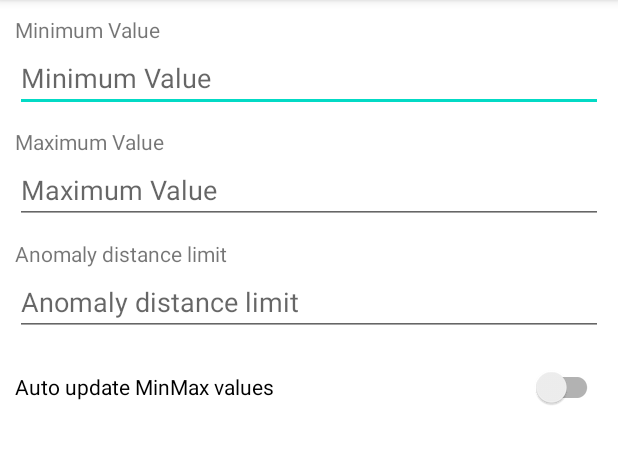
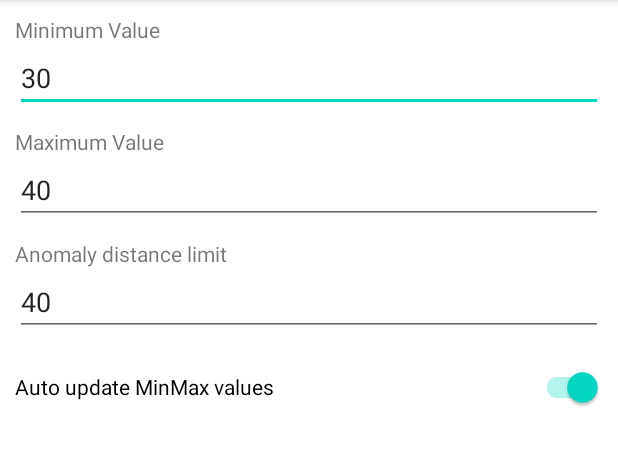
Before and after one commit to moonblade/Water-level-indicator, an Android app: the SettingsActivity screen opened directly, with no data from a screen before it, on a phone screen of 412 x 824 dp, the part 84-550 px from its top. Run offline under Robolectric (Android 15) with nearby library versions, the phone set to English and light mode, and no system bars; our stand-ins replace Firebase (no records; nobody signed in at launch, a user with empty details on screens opened directly).

Commit message:
Auto updating settings activity

```diff
--- a/app/src/main/AndroidManifest.xml
+++ b/app/src/main/AndroidManifest.xml
@@ -9,10 +9,7 @@
         android:roundIcon="@mipmap/ic_launcher_round"
         android:supportsRtl="true"
         android:theme="@style/Theme.WaterLevelIndicator">
-        <activity
-            android:name=".Configuration"
-            android:label="@string/title_activity_configuration"></activity>
-        <activity android:name=".SettingsActivity" />
+        <activity android:name=".Settings.SettingsActivity" />
         <activity android:name=".MainActivity">
             <intent-filter>
                 <action android:name="android.intent.action.MAIN" />
--- a/app/src/main/java/io/github/moonblade/waterlevelindicator/Settings.kt
+++ b/app/src/main/java/io/github/moonblade/waterlevelindicator/Settings/Settings.kt
@@ -1,36 +1,44 @@
-package io.github.moonblade.waterlevelindicator
+package io.github.moonblade.waterlevelindicator.Settings
 
+import android.util.Log
 import com.google.firebase.database.DataSnapshot
 import com.google.firebase.database.DatabaseError
 import com.google.firebase.database.ValueEventListener
 import com.google.firebase.database.ktx.getValue
+import io.github.moonblade.waterlevelindicator.DataBase
 
 class Settings {
+    private var listener: SettingsChangeListener? = null
     var minimumValue = 30
     set(value) {
         field = value
-        DataBase.instance()?.updateSettingInt("minimumValue", value)
+        DataBase.instance()
+            ?.updateSettingInt("minimumValue", value)
     }
 
     var maximumValue = 40
     set(value) {
         field = value
-        DataBase.instance()?.updateSettingInt("maximumValue", value)
+        DataBase.instance()
+            ?.updateSettingInt("maximumValue", value)
     }
 
     var autoUpdateMinMax = true
     set(value) {
         field = value
-        DataBase.instance()?.updateSettingInt("autoUpdateMinMax", if(value) 1 else 0)
+        DataBase.instance()
+            ?.updateSettingInt("autoUpdateMinMax", if(value) 1 else 0)
     }
 
     var anomalyDistanceLimit = 20
     set(value) {
         field = value
-        DataBase.instance()?.updateSettingInt("anomalyDistanceLimit", value)
+        DataBase.instance()
+            ?.updateSettingInt("anomalyDistanceLimit", value)
     }
 
     fun updateFields(hashMap: HashMap<String, Int>) {
+        Log.d("waterLevel", "Settings: " + hashMap.toString())
         val _minimumValue = hashMap?.get("minimumValue")
         if (_minimumValue != null && _minimumValue != minimumValue) {
             minimumValue = _minimumValue
@@ -51,6 +59,8 @@ class Settings {
         if (_anomalyDistanceLimit != null && _anomalyDistanceLimit != anomalyDistanceLimit) {
             anomalyDistanceLimit = _anomalyDistanceLimit
         }
+
+        listener!!.settingsChanged()
     }
 
     init {
@@ -66,4 +76,8 @@ class Settings {
 
         })
     }
+
+    public fun setOnChangeListener(listener: SettingsChangeListener) {
+        this.listener = listener
+    }
 }
--- /dev/null
+++ b/app/src/main/java/io/github/moonblade/waterlevelindicator/Settings/SettingsActivity.kt
@@ -0,0 +1,51 @@
+package io.github.moonblade.waterlevelindicator.Settings
+
+import androidx.appcompat.app.AppCompatActivity
+import android.os.Bundle
+import android.widget.EditText
+import androidx.appcompat.widget.SwitchCompat
+import io.github.moonblade.waterlevelindicator.R
+
+class SettingsActivity : AppCompatActivity() {
+    private var autoUpdate: SwitchCompat? = null
+    private var anomalyDistance: EditText? = null
+    private var maxVal: EditText? = null
+    private var minVal: EditText? = null
+    private lateinit var settings: Settings
+
+    override fun onCreate(savedInstanceState: Bundle?) {
+        super.onCreate(savedInstanceState)
+        setContentView(R.layout.activity_settings)
+        connect()
+        initialise()
+        setListeners()
+    }
+
+    private fun setListeners() {
+        settings.setOnChangeListener(object:
+            SettingsChangeListener {
+            override fun settingsChanged() {
+                setValues()
+            }
+        })
+    }
+
+    private fun connect() {
+        minVal = findViewById<EditText>(R.id.minValue)
+        maxVal = findViewById<EditText>(R.id.maxValue)
+        anomalyDistance = findViewById<EditText>(R.id.anomalyDistance)
+        autoUpdate = findViewById<SwitchCompat>(R.id.autoUpdateToggle)
+    }
+
+    private fun initialise() {
+        settings = Settings();
+        setValues()
+    }
+
+    private  fun setValues() {
+        minVal?.setText(settings.minimumValue.toString())
+        maxVal?.setText(settings.maximumValue.toString())
+        anomalyDistance?.setText(settings.maximumValue.toString())
+        autoUpdate?.isChecked = settings.autoUpdateMinMax
+    }
+}
--- /dev/null
+++ b/app/src/main/java/io/github/moonblade/waterlevelindicator/Settings/SettingsChangeListener.kt
@@ -0,0 +1,5 @@
+package io.github.moonblade.waterlevelindicator.Settings
+
+interface SettingsChangeListener {
+    public fun settingsChanged();
+}
--- a/app/src/main/java/io/github/moonblade/waterlevelindicator/SettingsActivity.kt
+++ /dev/null
@@ -1,11 +0,0 @@
-package io.github.moonblade.waterlevelindicator
-
-import androidx.appcompat.app.AppCompatActivity
-import android.os.Bundle
-
-class SettingsActivity : AppCompatActivity() {
-    override fun onCreate(savedInstanceState: Bundle?) {
-        super.onCreate(savedInstanceState)
-        setContentView(R.layout.activity_settings)
-    }
-}
--- a/app/src/main/res/layout/activity_settings.xml
+++ b/app/src/main/res/layout/activity_settings.xml
@@ -6,7 +6,7 @@
     android:layout_height="match_parent"
     android:orientation="vertical"
     android:layout_margin="10dp"
-    tools:context=".SettingsActivity">
+    tools:context=".Settings.SettingsActivity">
 
     <TextView
         android:layout_width="match_parent"
--- /dev/null
+++ b/app/src/main/res/menu/main_activity.xml
@@ -0,0 +1,5 @@
+<?xml version="1.0" encoding="utf-8"?>
+<menu xmlns:android="http://schemas.android.com/apk/res/android">
+    <item android:id="@+id/settings"
+        android:title="Settings"/>
+</menu>
```
Also changed, not shown: app/src/main/java/io/github/moonblade/waterlevelindicator/Configuration.kt (deleted, +0 -27 lines), app/src/main/java/io/github/moonblade/waterlevelindicator/MainActivity.kt (+21 -5 lines), app/src/main/res/xml/root_preferences.xml (deleted, +0 -35 lines).
